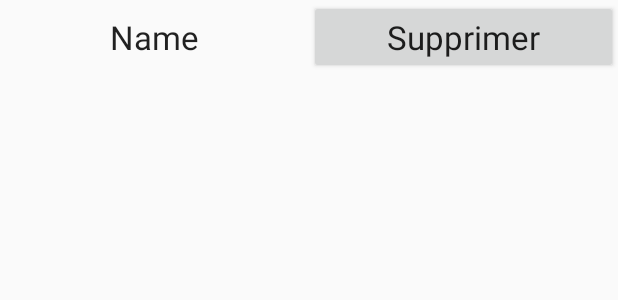
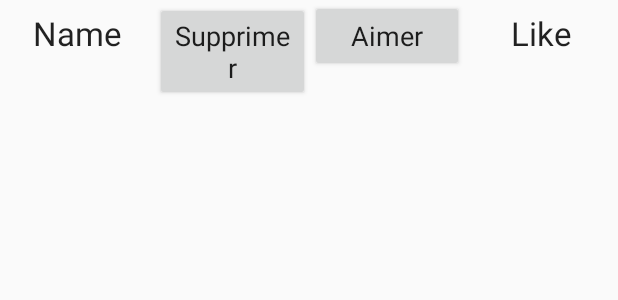
Before and after one commit to thibaultanani/AskNanterre, an Android app: the layout item.xml on its own in the app's theme, with its tools: preview values and no code run, on a phone screen of 412 x 824 dp. Shown: the top 300 px of the screen. Run offline under Robolectric (Android 15) with nearby library versions, the phone set to English and light mode, and no system bars.

Commit message:
Add the possibility to upvote a question

```diff
--- a/app/src/main/java/com/example/asknanterre/DisplayQuestion.java
+++ b/app/src/main/java/com/example/asknanterre/DisplayQuestion.java
@@ -33,6 +33,8 @@ public class DisplayQuestion extends AppCompatActivity {
     List<Question> quest = Question.listAll(Question.class);
     String[] q1 = new String[quest.size()];
     String[] q2 = new String[quest.size()];
+    String[] q3 = new String[quest.size()];
+
 
 
     @Override
@@ -45,6 +47,7 @@ public class DisplayQuestion extends AppCompatActivity {
         for(int i=0; i<quest.size(); i++) {
             q1[i] = quest.get(i).nom;
             q2[i] = quest.get(i).getId().toString();
+            q3[i] = "" + quest.get(i).upvote;
         }
 
         for(int i=0; i<q2.length; i++) {
@@ -54,7 +57,8 @@ public class DisplayQuestion extends AppCompatActivity {
         ArrayAdapter<String> adapter = new ArrayAdapter<String>(this, android.R.layout.simple_list_item_1, q1);
         ArrayList<String> list1 = new ArrayList( Arrays.asList(q1));
         ArrayList<String> list2 = new ArrayList( Arrays.asList(q2));
-        CustomAdapter adapt = new CustomAdapter(list1, list2, this);
+        ArrayList<String> list3 = new ArrayList( Arrays.asList(q3));
+        CustomAdapter adapt = new CustomAdapter(list1, list2, list3, this);
         myListView.setAdapter(adapt);
 
 
--- a/app/src/main/res/layout/item.xml
+++ b/app/src/main/res/layout/item.xml
@@ -23,6 +23,25 @@
             android:layout_weight="0.46"
             android:gravity="center_vertical|center_horizontal"
             android:text="Supprimer"
+            android:textAppearance="?android:attr/textAppearanceLarge"
+            android:textSize="18sp" />
+
+        <Button
+            android:id="@+id/like"
+            android:layout_width="match_parent"
+            android:layout_height="wrap_content"
+            android:layout_weight="0.46"
+            android:gravity="center_vertical|center_horizontal"
+            android:text="Aimer"
+            android:textAppearance="?android:attr/textAppearanceLarge"
+            android:textSize="18sp" />
+        <TextView
+            android:id="@+id/textView_upvote"
+            android:layout_width="match_parent"
+            android:layout_height="wrap_content"
+            android:layout_weight="0.46"
+            android:gravity="center_vertical|center_horizontal"
+            android:text="Like"
             android:textAppearance="?android:attr/textAppearanceLarge" />
 
     </LinearLayout>
```
Also changed, not shown: app/src/main/java/com/example/asknanterre/CustomAdapter.java (+20 -1 lines). Lines whose indentation alone changed are shown as unchanged.
